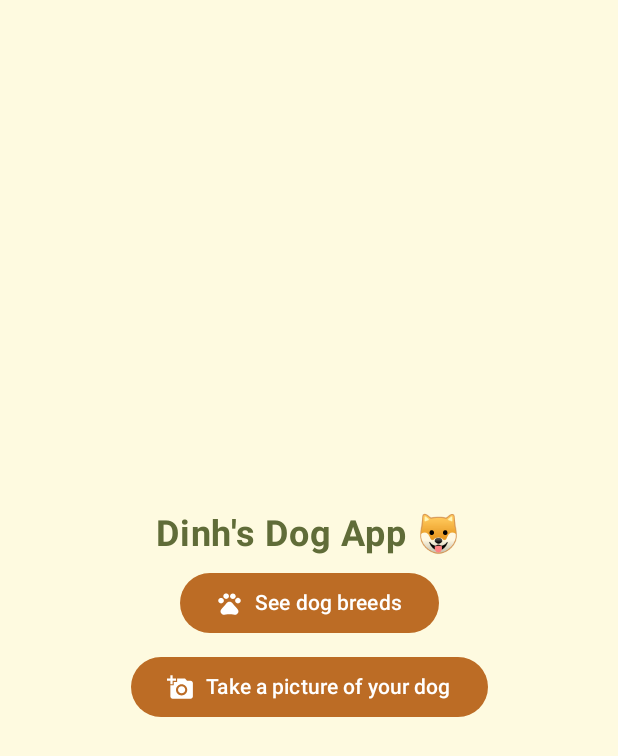
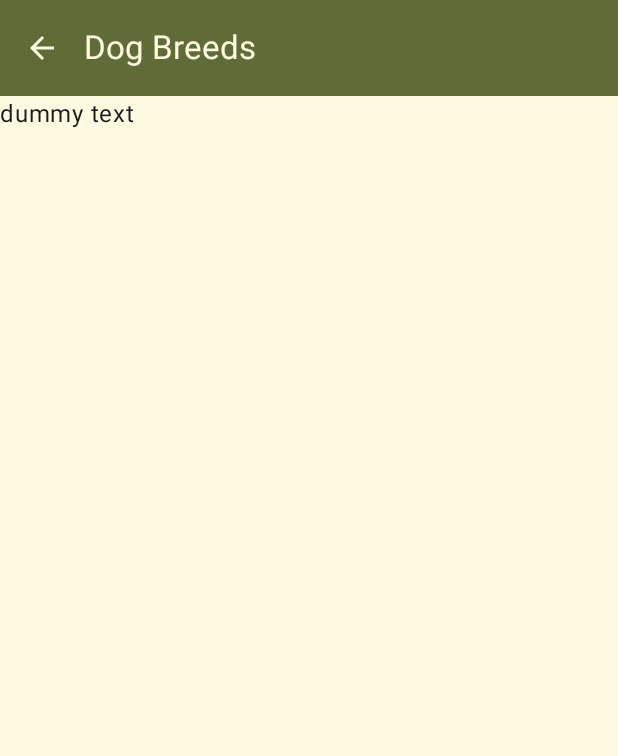
Before and after one commit to DinhL3/android-dog-app, an Android app built with Jetpack Compose: the screen it shows after launch (MainActivity), after a tap on "See dog breeds", on a phone screen of 412 x 824 dp. Shown: the top 756 px of the screen. Run offline under Robolectric (Android 15) with nearby library versions, the phone set to English and light mode, and no system bars.

Commit message:
add navigation to dog breeds

```diff
--- a/app/build.gradle.kts
+++ b/app/build.gradle.kts
@@ -60,6 +60,7 @@ dependencies {
     implementation("androidx.compose.ui:ui-tooling-preview")
     implementation("androidx.compose.material3:material3")
     implementation ("androidx.compose.material:material-icons-extended")
+    implementation("androidx.navigation:navigation-runtime-ktx:2.7.7")
     testImplementation("junit:junit:4.13.2")
     androidTestImplementation("androidx.test.ext:junit:1.1.5")
     androidTestImplementation("androidx.test.espresso:espresso-core:3.5.1")
@@ -67,4 +68,5 @@ dependencies {
     androidTestImplementation("androidx.compose.ui:ui-test-junit4")
     debugImplementation("androidx.compose.ui:ui-tooling")
     debugImplementation("androidx.compose.ui:ui-test-manifest")
+    implementation("androidx.navigation:navigation-compose:2.7.7")
 }
--- /dev/null
+++ b/app/src/main/java/com/example/finalproject/DogBreedsScreen.kt
@@ -0,0 +1,80 @@
+package com.example.finalproject
+
+import androidx.compose.foundation.background
+import androidx.compose.foundation.layout.Arrangement
+import androidx.compose.foundation.layout.Column
+import androidx.compose.foundation.layout.Row
+import androidx.compose.foundation.layout.fillMaxSize
+import androidx.compose.foundation.layout.fillMaxWidth
+import androidx.compose.foundation.layout.padding
+import androidx.compose.foundation.layout.size
+import androidx.compose.material.icons.Icons
+import androidx.compose.material.icons.filled.AddAPhoto
+import androidx.compose.material.icons.filled.ArrowBack
+import androidx.compose.material3.Button
+import androidx.compose.material3.ButtonDefaults
+import androidx.compose.material3.ExperimentalMaterial3Api
+import androidx.compose.material3.Icon
+import androidx.compose.material3.IconButton
+import androidx.compose.material3.MaterialTheme
+import androidx.compose.material3.Scaffold
+import androidx.compose.material3.Surface
+import androidx.compose.material3.Text
+import androidx.compose.material3.TextButton
+import androidx.compose.material3.TopAppBar
+import androidx.compose.material3.TopAppBarDefaults.topAppBarColors
+import androidx.compose.runtime.Composable
+import androidx.compose.ui.Alignment
+import androidx.compose.ui.Modifier
+import androidx.compose.ui.text.font.FontWeight
+import androidx.compose.ui.unit.dp
+import androidx.compose.ui.unit.sp
+import androidx.navigation.NavHostController
+import com.example.finalproject.ui.theme.CreamWhite
+import com.example.finalproject.ui.theme.DarkOrange
+import com.example.finalproject.ui.theme.OliveGreen
+
+@OptIn(ExperimentalMaterial3Api::class)
+@Composable
+fun DogBreedsScreen(navController: NavHostController) {
+    Scaffold (
+        topBar = {
+            TopAppBar(
+                colors = topAppBarColors(
+                    containerColor = OliveGreen,
+                    titleContentColor = CreamWhite
+                ),
+                title = {
+                    Text("Dog Breeds")
+                },
+                navigationIcon = {
+                    IconButton(onClick = { navController.navigate("home")
+                    }) {
+                        Icon(
+                            imageVector = Icons.Filled.ArrowBack,
+                            contentDescription = "Back",
+                            tint = CreamWhite
+                        )
+                    }
+                }
+            )
+        },
+    ) {
+        innerPadding ->
+        Surface(
+            modifier = Modifier.fillMaxSize(),
+            color = CreamWhite
+        ) {
+            Column(
+                modifier = Modifier
+                    .padding(innerPadding)
+                ,
+                verticalArrangement = Arrangement.spacedBy(16.dp),
+            ) {
+                Text(
+                    "dummy text"
+                )
+            }
+        }
+    }
+}
--- /dev/null
+++ b/app/src/main/java/com/example/finalproject/HomeScreen.kt
@@ -0,0 +1,73 @@
+package com.example.finalproject
+
+import androidx.compose.foundation.background
+import androidx.compose.foundation.layout.Arrangement
+import androidx.compose.foundation.layout.Column
+import androidx.compose.foundation.layout.Spacer
+import androidx.compose.foundation.layout.fillMaxSize
+import androidx.compose.foundation.layout.padding
+import androidx.compose.foundation.layout.size
+import androidx.compose.material.icons.Icons
+import androidx.compose.material.icons.filled.AddAPhoto
+import androidx.compose.material.icons.filled.Pets
+import androidx.compose.material3.Button
+import androidx.compose.material3.ButtonDefaults
+import androidx.compose.material3.Icon
+import androidx.compose.material3.Surface
+import androidx.compose.material3.Text
+import androidx.compose.runtime.Composable
+import androidx.compose.ui.Alignment
+import androidx.compose.ui.Modifier
+import androidx.compose.ui.text.font.FontWeight
+import androidx.compose.ui.unit.dp
+import androidx.compose.ui.unit.sp
+import androidx.navigation.NavHostController
+import com.example.finalproject.ui.theme.CreamWhite
+import com.example.finalproject.ui.theme.DarkOrange
+import com.example.finalproject.ui.theme.OliveGreen
+
+@Composable
+fun HomeScreen(navController: NavHostController) {
+    Column(
+        modifier = Modifier
+            .fillMaxSize()
+            .padding(0.dp)
+            .background(CreamWhite),
+        horizontalAlignment = Alignment.CenterHorizontally,
+        verticalArrangement = Arrangement.Center
+    ) {
+        Text(
+            text = "Dinh's Dog App \uD83D\uDC36",
+            fontSize = 24.sp,
+            fontWeight = FontWeight.Bold,
+            color = OliveGreen,
+            modifier = Modifier.padding(bottom = 8.dp)
+        )
+        Button(
+            onClick = { navController.navigate("dogBreeds") },
+            modifier = Modifier.padding(bottom = 8.dp),
+            colors = ButtonDefaults.buttonColors(DarkOrange)
+        ) {
+            Icon(
+                Icons.Filled.Pets,
+                contentDescription = "Pets",
+                modifier = Modifier.size(ButtonDefaults.IconSize),
+            )
+            Spacer(Modifier.size(ButtonDefaults.IconSpacing))
+            Text(text = "See dog breeds")
+        }
+        Button(
+            onClick = { },
+            modifier = Modifier.padding(bottom = 0.dp),
+            colors = ButtonDefaults.buttonColors(DarkOrange)
+        ) {
+            Icon(
+                Icons.Filled.AddAPhoto,
+                contentDescription = "Add picture",
+                modifier = Modifier.size(ButtonDefaults.IconSize),
+            )
+            Spacer(Modifier.size(ButtonDefaults.IconSpacing))
+            Text(text = "Take a picture of your dog")
+        }
+    }
+}
--- a/app/src/main/java/com/example/finalproject/MainActivity.kt
+++ b/app/src/main/java/com/example/finalproject/MainActivity.kt
@@ -21,9 +21,12 @@ import androidx.compose.runtime.Composable
 import androidx.compose.ui.Alignment
 import androidx.compose.ui.Modifier
 import androidx.compose.ui.text.font.FontWeight
-import androidx.compose.ui.tooling.preview.Preview
 import androidx.compose.ui.unit.dp
 import androidx.compose.ui.unit.sp
+import androidx.navigation.NavHostController
+import androidx.navigation.compose.NavHost
+import androidx.navigation.compose.composable
+import androidx.navigation.compose.rememberNavController
 import com.example.finalproject.ui.theme.CreamWhite
 import com.example.finalproject.ui.theme.DarkOrange
 import com.example.finalproject.ui.theme.FinalProjectTheme
@@ -34,68 +37,17 @@ class MainActivity : ComponentActivity() {
         super.onCreate(savedInstanceState)
         setContent {
             FinalProjectTheme {
-                // A surface container using the 'background' color from the theme
-                Surface(
-                    modifier = Modifier.fillMaxSize(),
-                    color = CreamWhite
-                ) {
-                    HomeScreen()
-                }
+                App()
             }
         }
     }
 }
 
 @Composable
-fun HomeScreen() {
-    Column(
-        modifier = Modifier
-            .fillMaxSize()
-            .padding(0.dp),
-        horizontalAlignment = Alignment.CenterHorizontally,
-        verticalArrangement = Arrangement.Center
-    ) {
-        Text(
-            text = "Dinh's Dog App \uD83D\uDC36",
-            fontSize = 24.sp,
-            fontWeight = FontWeight.Bold,
-            color = OliveGreen,
-            modifier = Modifier.padding(bottom = 8.dp)
-        )
-        Button(
-            onClick = { },
-            modifier = Modifier.padding(bottom = 8.dp),
-            colors = ButtonDefaults.buttonColors(DarkOrange)
-        ) {
-            Icon(
-                Icons.Filled.Pets,
-                contentDescription = "Pets",
-                modifier = Modifier.size(ButtonDefaults.IconSize),
-            )
-            Spacer(Modifier.size(ButtonDefaults.IconSpacing))
-            Text(text = "See dog breeds")
-        }
-        Button(
-            onClick = { },
-            modifier = Modifier.padding(bottom = 0.dp),
-            colors = ButtonDefaults.buttonColors(DarkOrange)
-
-        ) {
-            Icon(
-                Icons.Filled.AddAPhoto,
-                contentDescription = "Add picture",
-                modifier = Modifier.size(ButtonDefaults.IconSize),
-            )
-            Spacer(Modifier.size(ButtonDefaults.IconSpacing))
-            Text(text = "Take a picture of your dog")
-        }
+fun App() {
+    val navController = rememberNavController()
+    NavHost(navController = navController, startDestination = "home") {
+        composable("home") { HomeScreen(navController) }
+        composable("dogBreeds") { DogBreedsScreen(navController) }
     }
 }
-
-@Preview(showBackground = true)
-@Composable
-fun GreetingPreview() {
-    FinalProjectTheme {
-        HomeScreen()
-    }
-}
--- a/build.gradle.kts
+++ b/build.gradle.kts
@@ -1,5 +1,5 @@
 // Top-level build file where you can add configuration options common to all sub-projects/modules.
 plugins {
-    id("com.android.application") version "8.2.2" apply false
+    id("com.android.application") version "8.3.1" apply false
     id("org.jetbrains.kotlin.android") version "1.9.0" apply false
 }
```
Also changed, not shown: gradle/wrapper/gradle-wrapper.properties.
